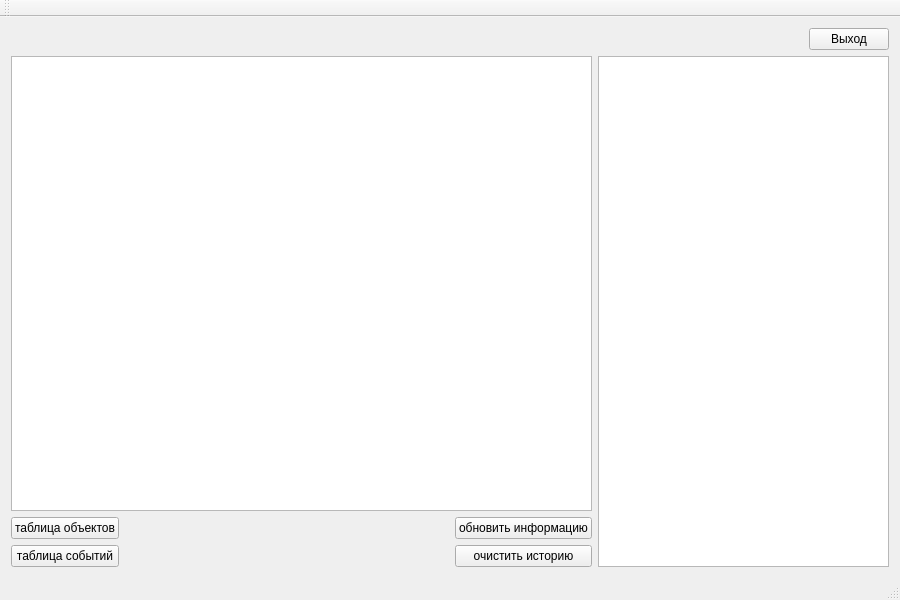
This is mainwindow.ui in Zioba/MBU as Qt 5 draws it before an edit. The edited form follows.
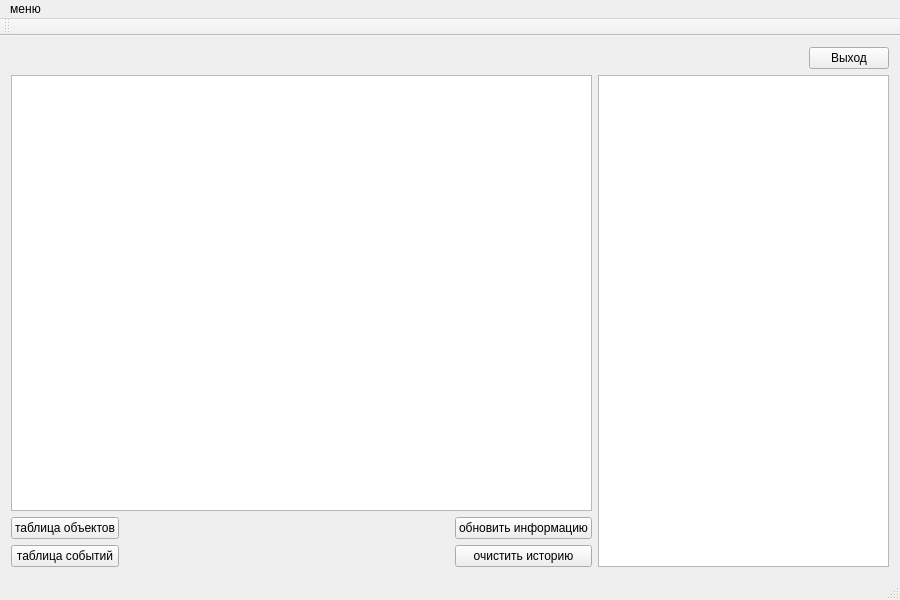
This is the edited form.

What changed in the file:
```diff
--- a/mainwindow.ui
+++ b/mainwindow.ui
@@ -113,9 +113,23 @@
      <x>0</x>
      <y>0</y>
      <width>900</width>
-     <height>26</height>
+     <height>21</height>
     </rect>
    </property>
+   <widget class="QMenu" name="menu">
+    <property name="title">
+     <string>меню</string>
+    </property>
+    <widget class="QMenu" name="commandMenu">
+     <property name="title">
+      <string>Комманды/Сигналы</string>
+     </property>
+     <addaction name="showCommandTableAction"/>
+     <addaction name="sendCommand"/>
+    </widget>
+    <addaction name="commandMenu"/>
+   </widget>
+   <addaction name="menu"/>
   </widget>
   <widget class="QToolBar" name="mainToolBar">
    <attribute name="toolBarArea">
```
Left out of the diff: 10 changed lines with no effect on the pictures.
